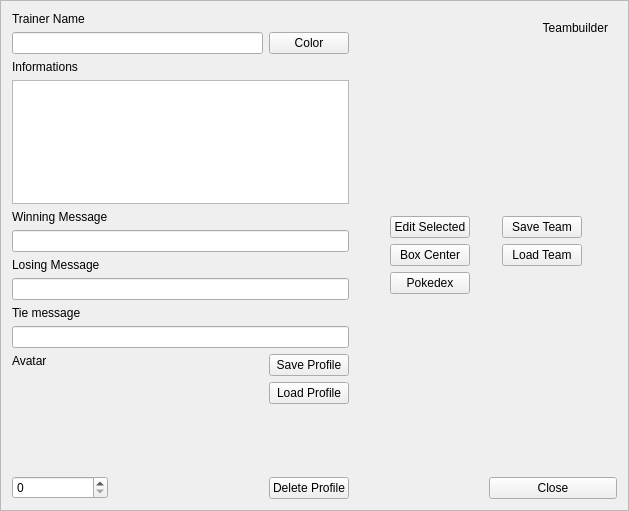
The window that src/Teambuilder/trainermenu.ui (po-devs/pokemon-online) describes before a commit, drawn with Qt 5.
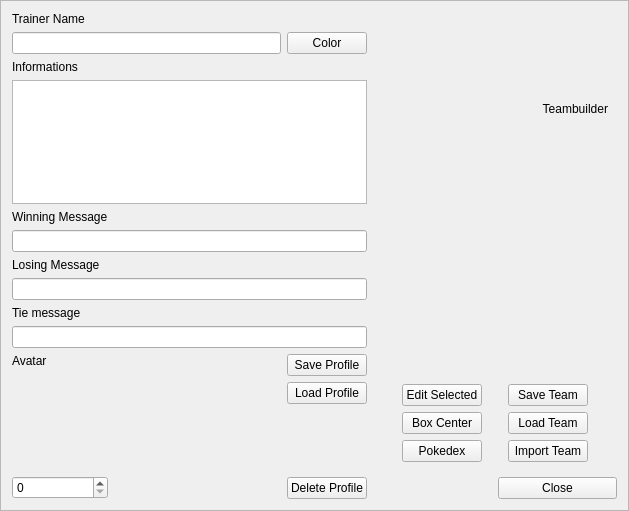
The same window after the commit. Custom widgets are drawn as their Qt base class.

The edit to the form file:
```diff
--- a/src/Teambuilder/trainermenu.ui
+++ b/src/Teambuilder/trainermenu.ui
@@ -225,42 +225,42 @@
       </item>
       <item>
        <layout class="QGridLayout" name="gridLayout_3">
-        <item row="1" column="1">
+        <item row="0" column="1">
          <widget class="QPushButton" name="editSelected">
           <property name="text">
            <string>Edit Selected</string>
           </property>
          </widget>
         </item>
-        <item row="1" column="3">
+        <item row="0" column="3">
          <widget class="QPushButton" name="saveTeam">
           <property name="text">
            <string>Save Team</string>
           </property>
          </widget>
         </item>
-        <item row="2" column="1">
+        <item row="1" column="1">
          <widget class="QPushButton" name="boxCenter">
           <property name="text">
            <string>Box Center</string>
           </property>
          </widget>
         </item>
-        <item row="3" column="1">
+        <item row="2" column="1">
          <widget class="QPushButton" name="pokedex">
           <property name="text">
            <string>Pokedex</string>
           </property>
          </widget>
         </item>
-        <item row="2" column="3">
+        <item row="1" column="3">
          <widget class="QPushButton" name="loadTeam">
           <property name="text">
            <string>Load Team</string>
           </property>
          </widget>
         </item>
-        <item row="2" column="2">
+        <item row="1" column="2">
          <spacer name="horizontalSpacer">
           <property name="orientation">
            <enum>Qt::Horizontal</enum>
@@ -273,7 +273,7 @@
           </property>
          </spacer>
         </item>
-        <item row="2" column="0">
+        <item row="1" column="0">
          <spacer name="horizontalSpacer_2">
           <property name="orientation">
            <enum>Qt::Horizontal</enum>
@@ -286,7 +286,7 @@
           </property>
          </spacer>
         </item>
-        <item row="2" column="4">
+        <item row="1" column="4">
          <spacer name="horizontalSpacer_3">
           <property name="orientation">
            <enum>Qt::Horizontal</enum>
@@ -299,31 +299,12 @@
           </property>
          </spacer>
         </item>
-        <item row="0" column="0" colspan="5">
-         <spacer name="verticalSpacer_2">
-          <property name="orientation">
-           <enum>Qt::Vertical</enum>
+        <item row="2" column="3">
+         <widget class="QPushButton" name="importTeam">
+          <property name="text">
+           <string>Import Team</string>
           </property>
-          <property name="sizeHint" stdset="0">
-           <size>
-            <width>20</width>
-            <height>40</height>
-           </size>
-          </property>
-         </spacer>
-        </item>
-        <item row="4" column="0" colspan="5">
-         <spacer name="verticalSpacer_3">
-          <property name="orientation">
-           <enum>Qt::Vertical</enum>
-          </property>
-          <property name="sizeHint" stdset="0">
-           <size>
-            <width>20</width>
-            <height>40</height>
-           </size>
-          </property>
-         </spacer>
+         </widget>
         </item>
        </layout>
       </item>
```
Left out of the diff: 3 changed lines with no effect on the pictures.
